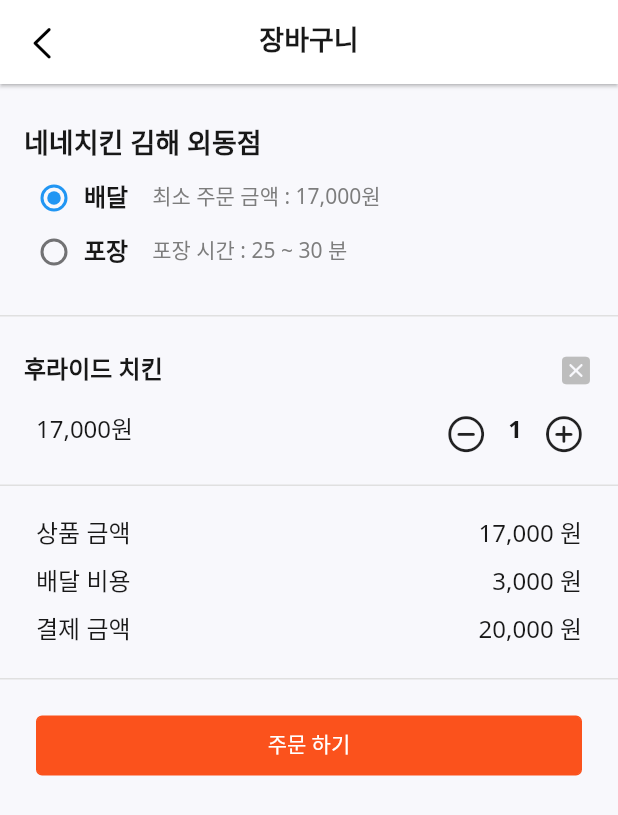
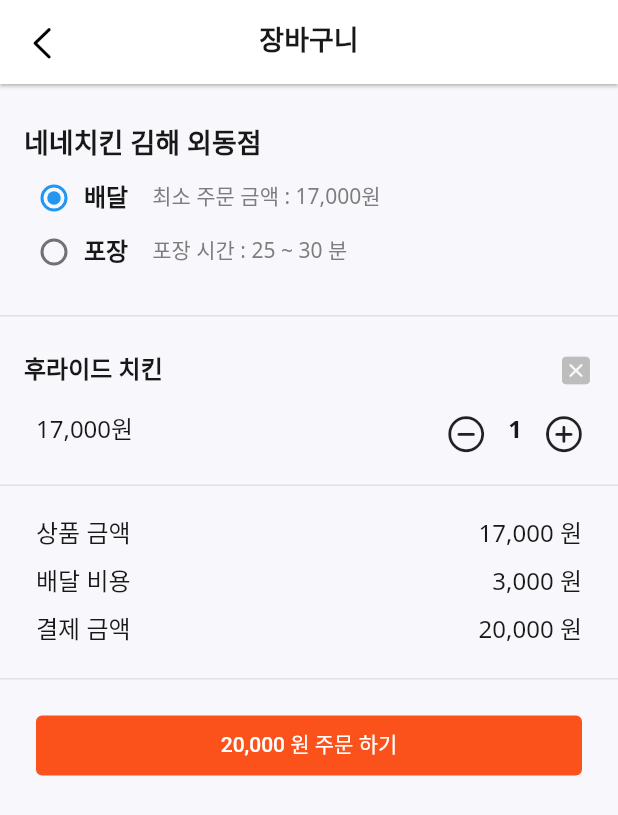
Before and after one commit to Sylar0012/final_project_beamin_app, a Flutter app: the MyOrderList screen opened directly, on a phone screen of 412 x 824 dp. Shown: the top 815 px of the screen. Run offline on Flutter 3.47's test engine with Material 2 defaults, Android fonts, the phone set to English and light mode, and no system bars; our stand-ins replace card_swiper, google_fonts, like_button.

Commit message:
주문하기 버튼에 토탈 가격 추가

```diff
--- a/lib/view/pages/order/order_list/my_order_list.dart
+++ b/lib/view/pages/order/order_list/my_order_list.dart
@@ -160,7 +160,7 @@
               child: TextButton(
                 onPressed: () {},
                 child: Text(
-                  '주문 하기',
+                  '${numberPriceFormat("${deliveryCost + orderCount * price}")} 주문 하기',
                   style: TextStyle(color: Colors.white, fontSize: 14, height: 1.0),
                 ),
               ),
```
